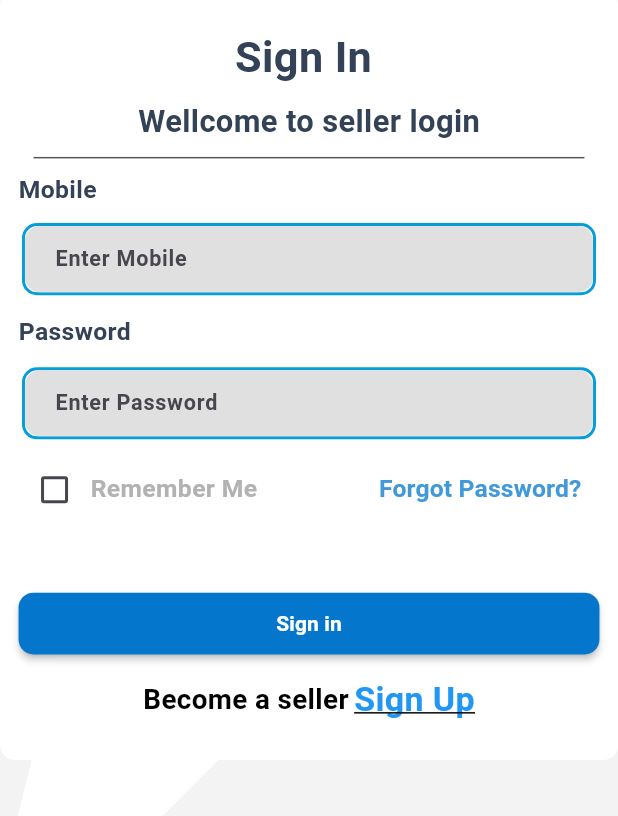
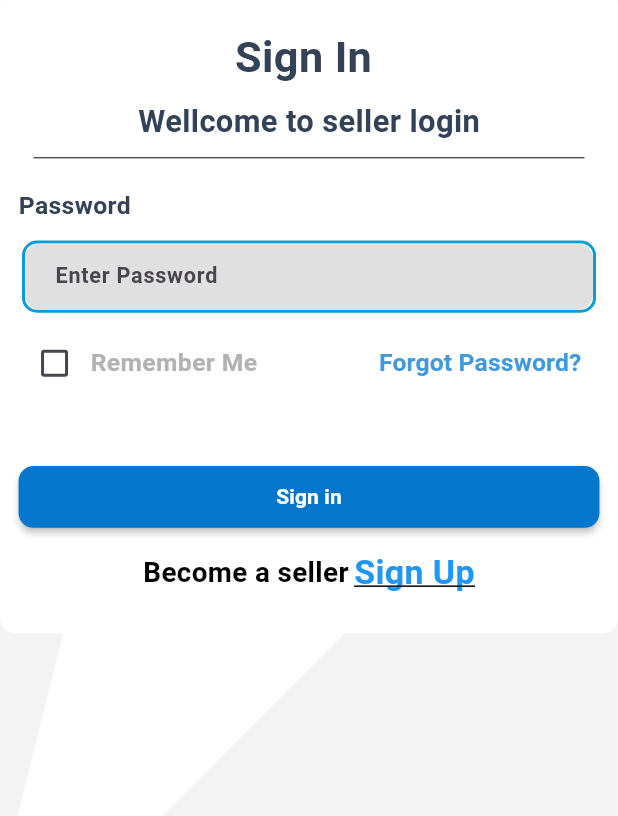
Before and after one commit to Talha413/git_prac, a Flutter app: the screen it shows after launch, on a phone screen of 412 x 824 dp, the part 226-1042 px from its top. Run offline on Flutter 3.47's test engine with Material 2 defaults, Android fonts, the phone set to English and light mode, and no system bars.

Commit message:
commit_2

```diff
--- a/lib/screens/sign_in_screens.dart
+++ b/lib/screens/sign_in_screens.dart
@@ -179,76 +179,6 @@
                                   key: _formKey,
                                   child: Column(
                                     children: [
-                                      Align(
-                                        alignment: Alignment.topLeft,
-                                        child: Text(
-                                          'Mobile',
-                                          style: TextStyle(
-                                              fontSize: _width * 0.04,
-                                              fontWeight: FontWeight.bold,
-                                              color: Color(0xff334257)),
-                                        ),
-                                      ),
-                                      SizedBox(
-                                        height:
-                                        MediaQuery.of(context).size.height / 120,
-                                      ),
-                                      Container(
-                                        margin: EdgeInsets.symmetric(
-                                            horizontal: _width * (2 / 360),
-                                            vertical: _height * (2 / 600)),
-                                        decoration: BoxDecoration(
-                                            borderRadius: BorderRadius.circular(10),
-                                            border: Border.all(
-                                                color: phoneError.isEmpty
-                                                    ? Color(0xFF069DD8)
-                                                    : Colors.red,
-                                                width: 2)),
-                                        height: _height * (35 / 600),
-                                        child: TextFormField(
-                                          // controller: _phoneController,
-                                          focusNode: _phoneFocus,
-                                          keyboardType: TextInputType.phone,
-                                          textInputAction: TextInputAction.next,
-                                          onEditingComplete: () {
-                                            _focusChange(
-                                                context, _phoneFocus, _passWordFocus);
-                                          },
-                                          autovalidateMode:
-                                          AutovalidateMode.onUserInteraction,
-                                          decoration: InputDecoration(
-                                            filled: true,
-                                            fillColor: Color(0xffe0e0e0),
-                                            hintText: " Enter Mobile  ",
-                                            hintStyle: TextStyle(
-                                              fontSize: _width * 0.015 +_height*0.010,
-                                              fontWeight: FontWeight.bold,
-                                            ),
-                                            //border: BorderRadius.circular(10),
-                                            border: OutlineInputBorder(
-                                              borderRadius: BorderRadius.circular(10),
-                                              borderSide: BorderSide.none,
-                                            ),
-                                          ),
-                                          onChanged: (value) {
-                                            setState(() {
-                                              phone = value;
-                                              phoneError = '';
-                                            });
-                                            _validatePhoneFields();
-                                          },
-                                        ),
-                                      ),
-                                      if (phoneError.isNotEmpty)
-                                        Align(
-                                            alignment: Alignment.centerLeft,
-                                            child: Text(
-                                              phoneError!,
-                                              style: TextStyle(
-                                                  color: Colors.red,
-                                                  fontSize: _width / 26,
-                                                  fontWeight: FontWeight.bold),
-                                            )),
                                       SizedBox(
                                         height:
                                         MediaQuery.of(context).size.height / 80,
```
